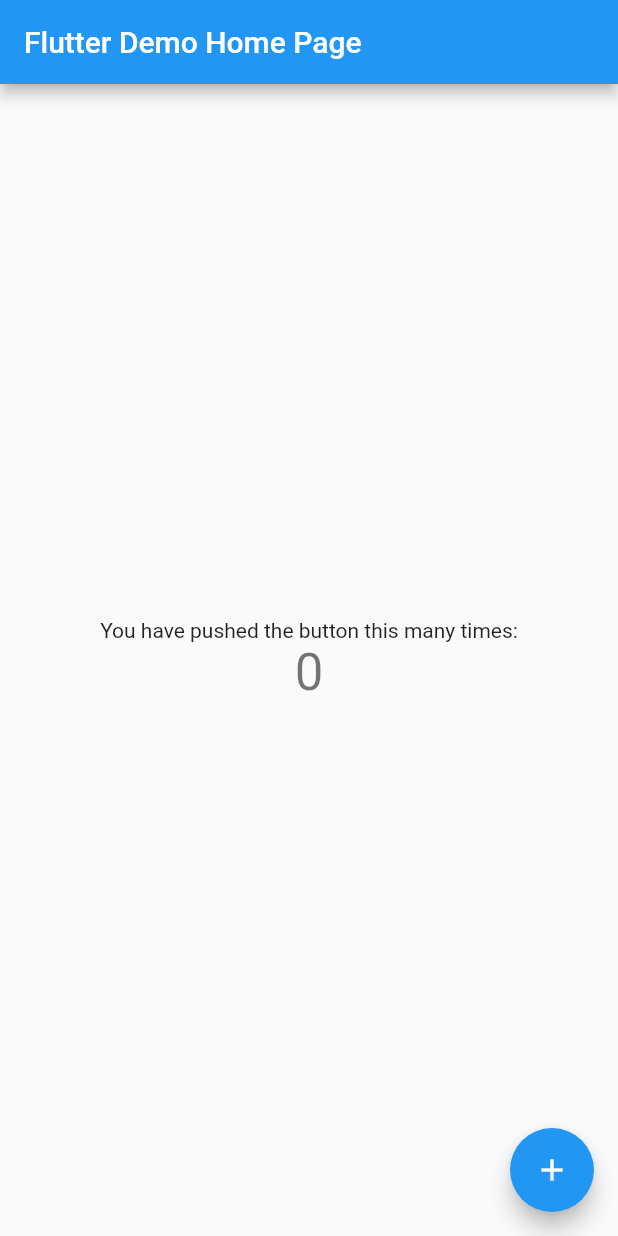
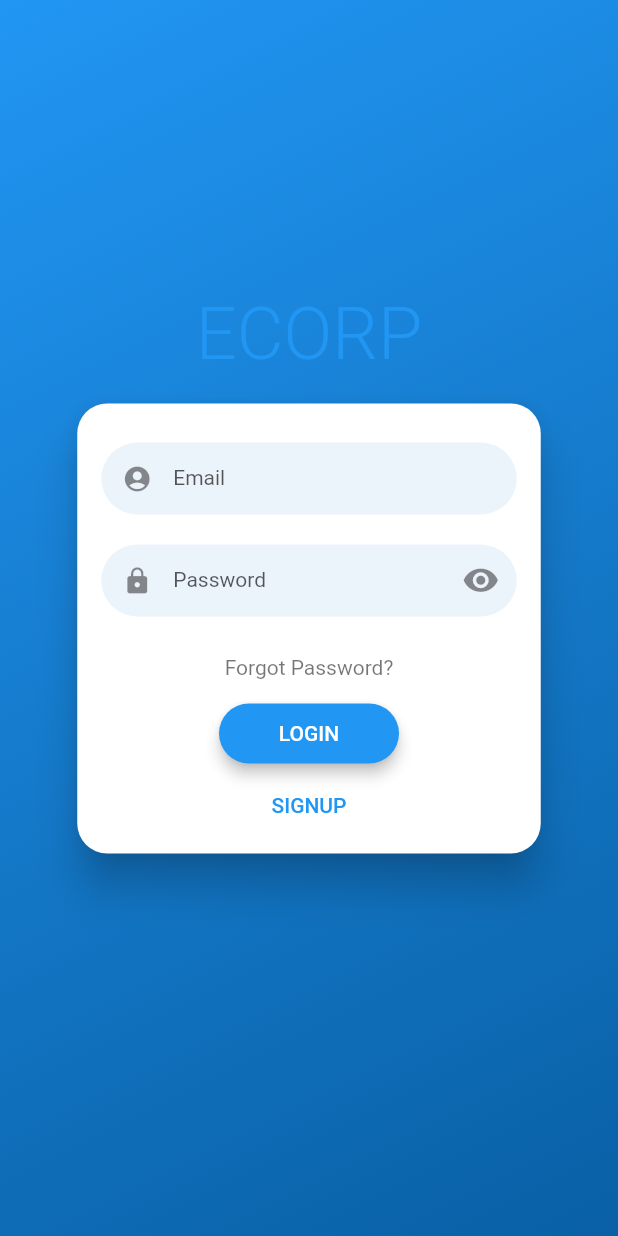
Before and after one commit to cepdnaclk/e16-co328-Student-Management-System, a Flutter app: the screen it shows after launch, on a phone screen of 412 x 824 dp. Run offline on Flutter 3.47's test engine with Material 2 defaults, Android fonts, the light colour scheme and no system bars; drawn by our look-alikes of flutter_login.

Commit message:
login page and home pages added

```diff
--- /dev/null
+++ b/mobile_app_for_students/lib/login_signup.dart
@@ -0,0 +1,48 @@
+import 'package:flutter/material.dart';
+import 'package:flutter_login/flutter_login.dart';
+
+const users = {
+  'dribbble@gmail.com': '12345',
+  'hunter@gmail.com': 'hunter',
+};
+
+class LoginScreen extends StatelessWidget {
+  Duration get loginTime => Duration(milliseconds: 2250);
+
+  Future<String> _authUser(LoginData data) {
+    print('Name: ${data.name}, Password: ${data.password}');
+    return Future.delayed(loginTime).then((_) {
+      if (!users.containsKey(data.name)) {
+        return 'User not exists';
+      }
+      if (users[data.name] != data.password) {
+        return 'Password does not match';
+      }
+      return '';
+    });
+  }
+
+  Future<String> _recoverPassword(String name) {
+    print('Name: $name');
+    return Future.delayed(loginTime).then((_) {
+      if (!users.containsKey(name)) {
+        return 'User not exists';
+      }
+      return '';
+    });
+  }
+
+  @override
+  Widget build(BuildContext context) {
+    return FlutterLogin(
+      title: 'ECORP',
+      // logo: 'assets/images/ecorp-lightblue.png',
+      onLogin: _authUser,
+      onSignup: _authUser,
+      onSubmitAnimationCompleted: () {
+        Navigator.popAndPushNamed(context, '/home');
+      },
+      onRecoverPassword: _recoverPassword,
+    );
+  }
+}
--- a/mobile_app_for_students/lib/main.dart
+++ b/mobile_app_for_students/lib/main.dart
@@ -1,115 +1,15 @@
 import 'package:flutter/material.dart';
+import 'package:mobile_app_for_students/home.dart';
+import 'package:mobile_app_for_students/login_signup.dart';
 
 void main() {
-  runApp(const MyApp());
+  runApp(MaterialApp(
+    debugShowCheckedModeBanner: false,
+    //initialRoute: '/home',
+    //initialRoute: '/editProfile',
+    routes: {
+      '/': (context) => LoginScreen(),
+      '/home': (context) => HomePage(),
+    },
+  ));
 }
-
-class MyApp extends StatelessWidget {
-  const MyApp({Key? key}) : super(key: key);
-
-  // This widget is the root of your application.
-  @override
-  Widget build(BuildContext context) {
-    return MaterialApp(
-      title: 'Flutter Demo',
-      theme: ThemeData(
-        // This is the theme of your application.
-        //
-        // Try running your application with "flutter run". You'll see the
-        // application has a blue toolbar. Then, without quitting the app, try
-        // changing the primarySwatch below to Colors.green and then invoke
-        // "hot reload" (press "r" in the console where you ran "flutter run",
-        // or simply save your changes to "hot reload" in a Flutter IDE).
-        // Notice that the counter didn't reset back to zero; the application
-        // is not restarted.
-        primarySwatch: Colors.blue,
-      ),
-      home: const MyHomePage(title: 'Flutter Demo Home Page'),
-    );
-  }
-}
-
-class MyHomePage extends StatefulWidget {
-  const MyHomePage({Key? key, required this.title}) : super(key: key);
-
-  // This widget is the home page of your application. It is stateful, meaning
-  // that it has a State object (defined below) that contains fields that affect
-  // how it looks.
-
-  // This class is the configuration for the state. It holds the values (in this
-  // case the title) provided by the parent (in this case the App widget) and
-  // used by the build method of the State. Fields in a Widget subclass are
-  // always marked "final".
-
-  final String title;
-
-  @override
-  State<MyHomePage> createState() => _MyHomePageState();
-}
-
-class _MyHomePageState extends State<MyHomePage> {
-  int _counter = 0;
-
-  void _incrementCounter() {
-    setState(() {
-      // This call to setState tells the Flutter framework that something has
-      // changed in this State, which causes it to rerun the build method below
-      // so that the display can reflect the updated values. If we changed
-      // _counter without calling setState(), then the build method would not be
-      // called again, and so nothing would appear to happen.
-      _counter++;
-    });
-  }
-
-  @override
-  Widget build(BuildContext context) {
-    // This method is rerun every time setState is called, for instance as done
-    // by the _incrementCounter method above.
-    //
-    // The Flutter framework has been optimized to make rerunning build methods
-    // fast, so that you can just rebuild anything that needs updating rather
-    // than having to individually change instances of widgets.
-    return Scaffold(
-      appBar: AppBar(
-        // Here we take the value from the MyHomePage object that was created by
-        // the App.build method, and use it to set our appbar title.
-        title: Text(widget.title),
-      ),
-      body: Center(
-        // Center is a layout widget. It takes a single child and positions it
-        // in the middle of the parent.
-        child: Column(
-          // Column is also a layout widget. It takes a list of children and
-          // arranges them vertically. By default, it sizes itself to fit its
-          // children horizontally, and tries to be as tall as its parent.
-          //
-          // Invoke "debug painting" (press "p" in the console, choose the
-          // "Toggle Debug Paint" action from the Flutter Inspector in Android
-          // Studio, or the "Toggle Debug Paint" command in Visual Studio Code)
-          // to see the wireframe for each widget.
-          //
-          // Column has various properties to control how it sizes itself and
-          // how it positions its children. Here we use mainAxisAlignment to
-          // center the children vertically; the main axis here is the vertical
-          // axis because Columns are vertical (the cross axis would be
-          // horizontal).
-          mainAxisAlignment: MainAxisAlignment.center,
-          children: <Widget>[
-            const Text(
-              'You have pushed the button this many times:',
-            ),
-            Text(
-              '$_counter',
-              style: Theme.of(context).textTheme.headline4,
-            ),
-          ],
-        ),
-      ),
-      floatingActionButton: FloatingActionButton(
-        onPressed: _incrementCounter,
-        tooltip: 'Increment',
-        child: const Icon(Icons.add),
-      ), // This trailing comma makes auto-formatting nicer for build methods.
-    );
-  }
-}
--- a/mobile_app_for_students/pubspec.yaml
+++ b/mobile_app_for_students/pubspec.yaml
@@ -45,6 +45,7 @@
   # package. See that file for information about deactivating specific lint
   # rules and activating additional ones.
   flutter_lints: ^1.0.0
+  flutter_login: ^2.2.1
 
 # For information on the generic Dart part of this file, see the
 # following page: https://dart.dev/tools/pub/pubspec
```
Also changed, not shown: mobile_app_for_students/lib/home.dart (added, +45 -0 lines), mobile_app_for_students/pubspec.lock.
